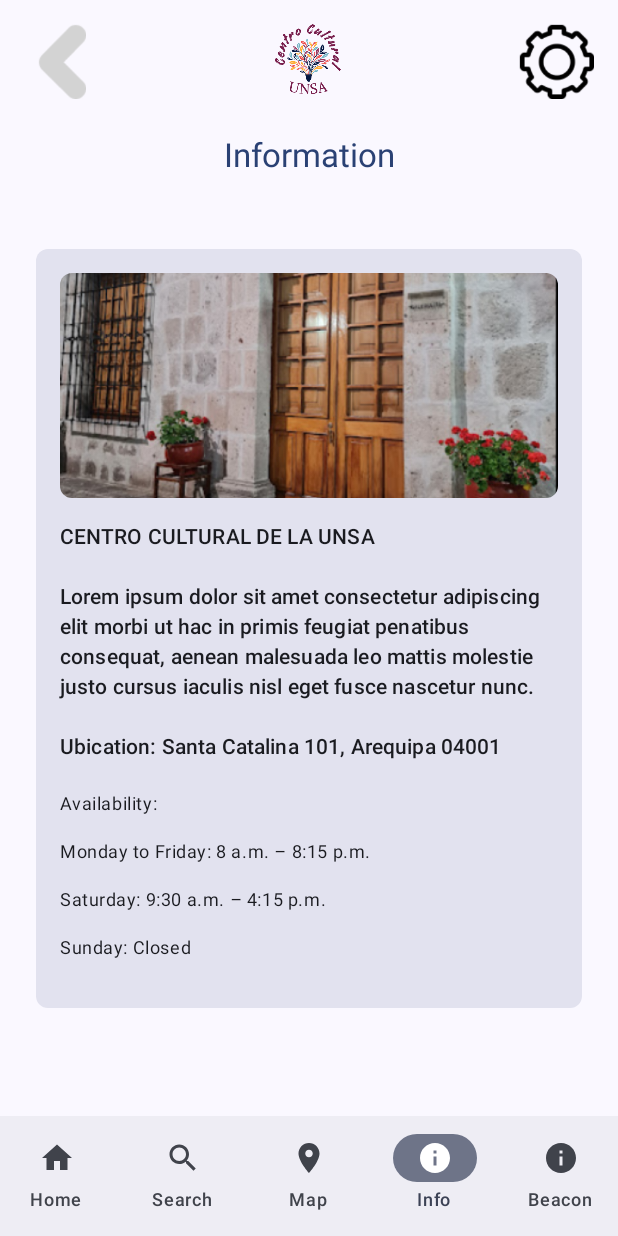
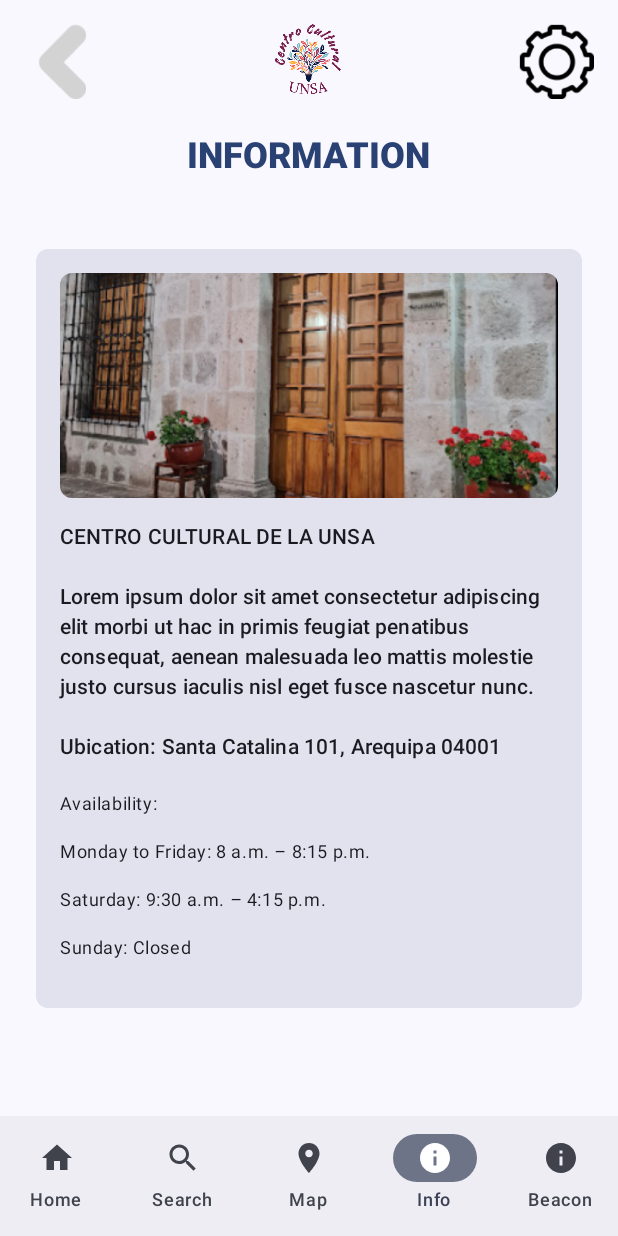
Before and after one commit to NoheliaEstefhania/DANP_ArtGalleryProject, an Android app built with Jetpack Compose: the screen it shows after launch (MainActivity), item 4 of the bottom bar chosen, on a phone screen of 412 x 824 dp. Run offline under Robolectric (Android 15) with nearby library versions, the phone set to English and light mode, and no system bars.

Commit message:
titleLarge style definition

```diff
--- a/app/src/main/java/com/example/danp_artgallery/home/HomeScreen.kt
+++ b/app/src/main/java/com/example/danp_artgallery/home/HomeScreen.kt
@@ -44,8 +44,6 @@ fun HomeScreen(navigateToExpositionDetail: (String) -> Unit,navController: NavCo
                             text = "CURRENT EXPOSITIONS",
                             style = MaterialTheme.typography.titleLarge.copy(
                                 color = MaterialTheme.colorScheme.primary,
-                                fontWeight = FontWeight.Bold,
-                                fontSize = 24.sp
                             ),
 
                         )
--- a/app/src/main/java/com/example/danp_artgallery/info/InfoScreen.kt
+++ b/app/src/main/java/com/example/danp_artgallery/info/InfoScreen.kt
@@ -1,6 +1,5 @@
 package com.example.danp_artgallery.info
 
-import androidx.compose.foundation.Image
 import androidx.compose.foundation.layout.Box
 import androidx.compose.foundation.layout.Column
 import androidx.compose.foundation.layout.Spacer
@@ -8,19 +7,16 @@ import androidx.compose.foundation.layout.fillMaxSize
 import androidx.compose.foundation.layout.fillMaxWidth
 import androidx.compose.foundation.layout.height
 import androidx.compose.foundation.layout.padding
-import androidx.compose.foundation.layout.size
 import androidx.compose.material3.MaterialTheme
 import androidx.compose.material3.Scaffold
 import androidx.compose.material3.Text
 import androidx.compose.runtime.Composable
 import androidx.compose.ui.Alignment
 import androidx.compose.ui.Modifier
-import androidx.compose.ui.res.painterResource
 import androidx.compose.ui.tooling.preview.Preview
 import androidx.compose.ui.unit.dp
 import androidx.navigation.NavController
 import androidx.navigation.compose.rememberNavController
-import com.example.danp_artgallery.R
 import com.example.danp_artgallery.navigation.CustomTopBar
 import com.example.danp_artgallery.screens.section.InformationDetailView
 import com.example.danp_artgallery.screens.section.information
@@ -33,14 +29,14 @@ fun InfoScreen(navController: NavController){
             Column(
                 modifier = Modifier
                     .fillMaxWidth()
-                    .padding(vertical = 8.dp) // Ajusta el padding según sea necesario
+                    .padding(vertical = 8.dp)
             ) {
 
                 CustomTopBar(navController = navController)
 
-                Spacer(modifier = Modifier.height(16.dp)) // Espacio entre la fila de íconos y el texto, ajusta el valor según sea necesario
+                Spacer(modifier = Modifier.height(16.dp))
                 Text(
-                    text = "Information",
+                    text = "INFORMATION",
                     style = MaterialTheme.typography.titleLarge.copy(
                         color = MaterialTheme.colorScheme.primary
                     ),
--- a/app/src/main/java/com/example/danp_artgallery/ui/theme/Type.kt
+++ b/app/src/main/java/com/example/danp_artgallery/ui/theme/Type.kt
@@ -3,6 +3,7 @@ package com.example.danp_artgallery.ui.theme
 import androidx.compose.material3.Typography
 import androidx.compose.ui.text.TextStyle
 import androidx.compose.ui.text.font.FontFamily
+import androidx.compose.ui.text.font.FontStyle
 import androidx.compose.ui.text.font.FontWeight
 import androidx.compose.ui.unit.sp
 
@@ -14,5 +15,11 @@ val Typography = Typography(
         fontSize = 16.sp,
         lineHeight = 24.sp,
         letterSpacing = 0.5.sp
+    ),
+    titleLarge = TextStyle(
+        fontFamily = FontFamily.Default,
+        fontWeight = FontWeight.ExtraBold,
+        fontStyle = FontStyle.Normal,
+        fontSize = 24.sp
     )
 )
```
